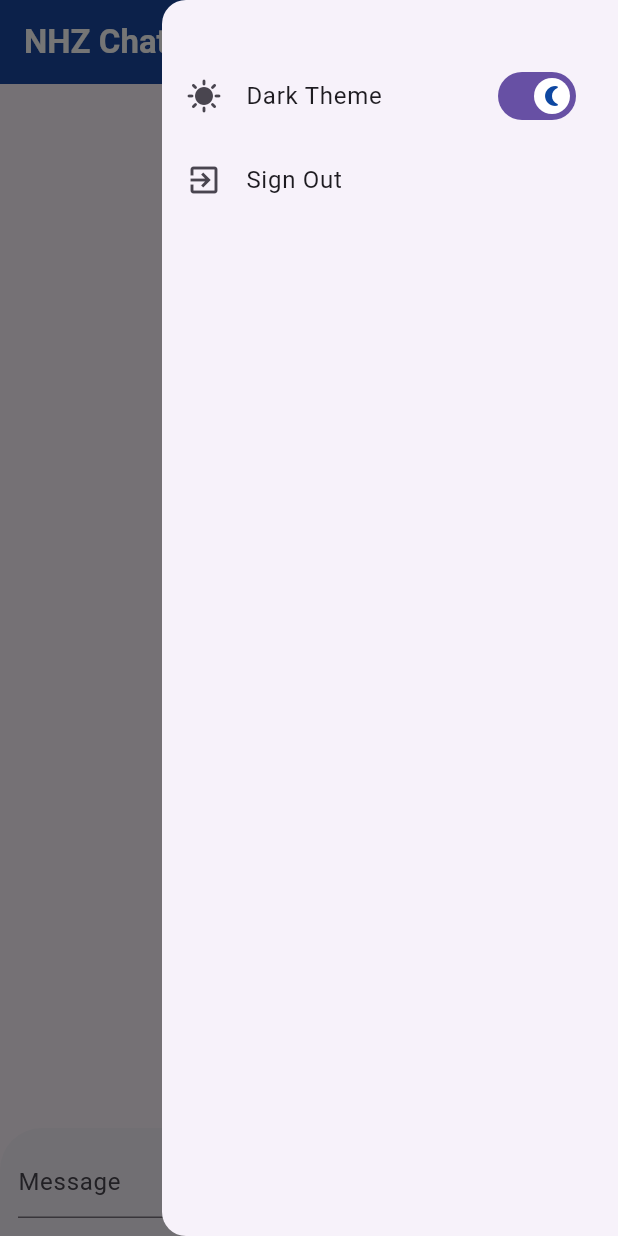
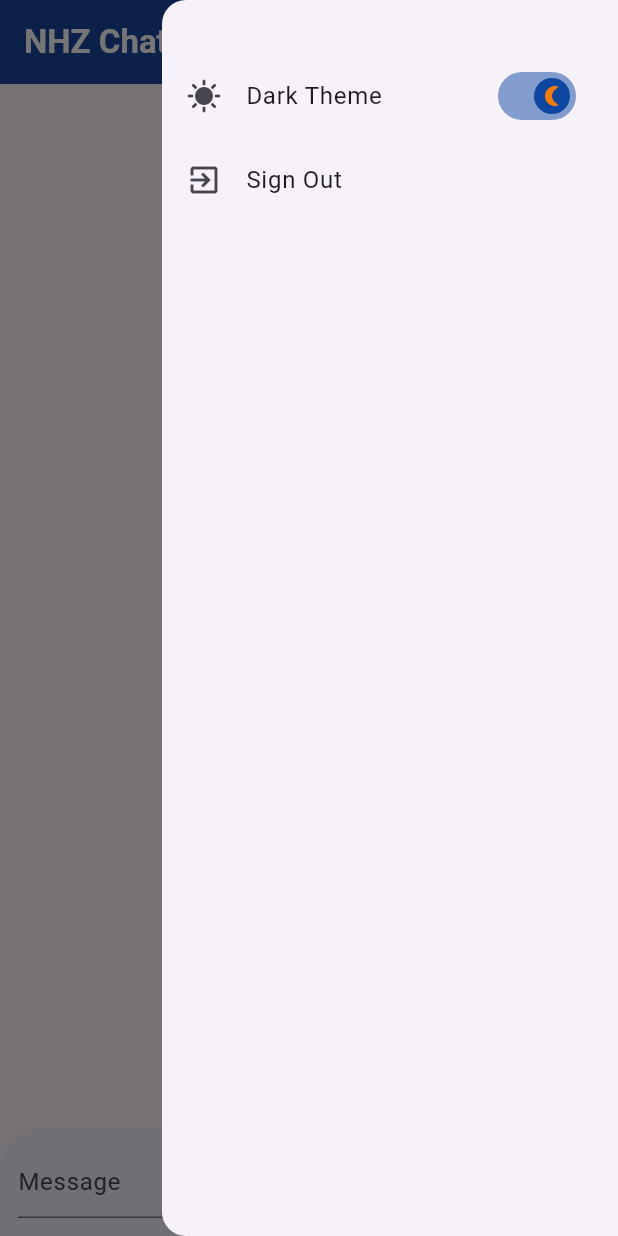
Before and after one commit to saefo97/NHZ-Chat, a Flutter app: the screen it shows once a user with an empty profile is signed in, with the side drawer open, on a phone screen of 412 x 824 dp. Run offline on Flutter 3.47's test engine with Material 3 defaults, Android fonts, the phone set to English and light mode, and no system bars; our stand-ins replace animated_text_kit, cloud_firestore, firebase_auth, firebase_core; missing offline and left inert: neon_widgets; accounts and stored records are empty.

Commit message:
Nearly done

```diff
--- a/lib/main.dart
+++ b/lib/main.dart
@@ -33,7 +33,8 @@ class MyApp extends StatelessWidget {
         },
       ),
       theme: ThemeData(
-        appBarTheme: AppBarTheme(
+        primaryColorLight: Colors.blue  ,
+          appBarTheme: AppBarTheme(
           backgroundColor: Colors.blue.shade900,
           titleTextStyle: const TextStyle(
             color: Colors.white,
--- a/lib/screens/chat_page.dart
+++ b/lib/screens/chat_page.dart
@@ -33,10 +33,11 @@ class _ChatScreenState extends State<ChatScreen> {
             ListTile(
               leading: Icon(Icons.sunny),
               trailing: Switch(
+                activeColor: Colors.blue.shade900,
                 thumbIcon: WidgetStateProperty.resolveWith<Icon?>(
                       (Set<WidgetState> states) {
                     if (isSwitched) {
-                      return Icon(Icons.nightlight_round, color: Colors.blue.shade900); // أيقونة عند التشغيل
+                      return Icon(Icons.nightlight_round, color: Colors.orange.shade700); // أيقونة عند التشغيل
                     } else {
                       return Icon(Icons.sunny, color: Colors.orange.shade700); // أيقونة عند الإيقاف
                     }
```
